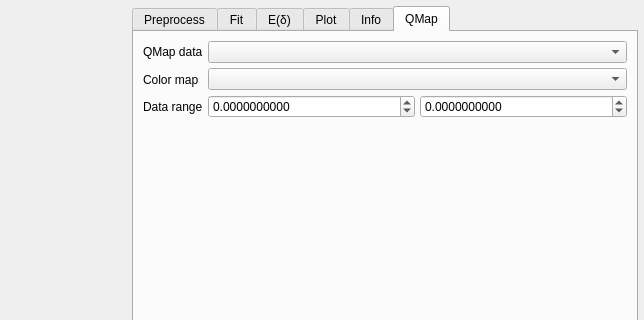
Old version of the form pyjibe/fd/base_design.ui in the repository AFM-analysis/PyJibe; both pictures show x 380 to 1024 and y 0 to 320 of the 1024 by 768 pixel window.
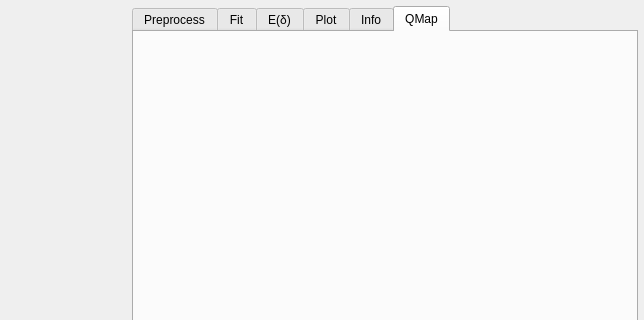
New version of the form. The open tabs and pages were chosen to show the change. Custom widgets are drawn as their Qt base class.

Commit message: ref: move qmap to separate class and cleanup head a little

Patch:
```diff
--- a/pyjibe/fd/base_design.ui
+++ b/pyjibe/fd/base_design.ui
@@ -1099,144 +1099,7 @@
          <attribute name="toolTip">
           <string>quantitative imaging</string>
          </attribute>
-         <layout class="QVBoxLayout" name="verticalLayout_10">
-          <item>
-           <layout class="QHBoxLayout" name="horizontalLayout_12">
-            <property name="spacing">
-             <number>5</number>
-            </property>
-            <property name="bottomMargin">
-             <number>0</number>
-            </property>
-            <item>
-             <layout class="QVBoxLayout" name="verticalLayout_14">
-              <item>
-               <widget class="QLabel" name="label_15">
-                <property name="sizePolicy">
-                 <sizepolicy hsizetype="Minimum" vsizetype="Minimum">
-                  <horstretch>0</horstretch>
-                  <verstretch>0</verstretch>
-                 </sizepolicy>
-                </property>
-                <property name="text">
-                 <string>QMap data</string>
-                </property>
-               </widget>
-              </item>
-              <item>
-               <widget class="QLabel" name="label_18">
-                <property name="text">
-                 <string>Color map</string>
-                </property>
-               </widget>
-              </item>
-              <item>
-               <widget class="QLabel" name="label_17">
-                <property name="text">
-                 <string>Data range</string>
-                </property>
-               </widget>
-              </item>
-             </layout>
-            </item>
-            <item>
-             <layout class="QVBoxLayout" name="verticalLayout_15">
-              <property name="leftMargin">
-               <number>0</number>
-              </property>
-              <item>
-               <widget class="QComboBox" name="qmap_data_cb">
-                <property name="sizePolicy">
-                 <sizepolicy hsizetype="Expanding" vsizetype="Fixed">
-                  <horstretch>0</horstretch>
-                  <verstretch>0</verstretch>
-                 </sizepolicy>
-                </property>
-               </widget>
-              </item>
-              <item>
-               <widget class="QComboBox" name="qmpa_cmap_cb"/>
-              </item>
-              <item>
-               <layout class="QHBoxLayout" name="horizontalLayout_14">
-                <item>
-                 <widget class="QDoubleSpinBox" name="qmap_sp_range1">
-                  <property name="decimals">
-                   <number>10</number>
-                  </property>
-                  <property name="minimum">
-                   <double>-1000000000.000000000000000</double>
-                  </property>
-                  <property name="maximum">
-                   <double>1000000000.000000000000000</double>
-                  </property>
-                 </widget>
-                </item>
-                <item>
-                 <widget class="QDoubleSpinBox" name="qmap_sp_range2">
-                  <property name="decimals">
-                   <number>10</number>
-                  </property>
-                  <property name="minimum">
-                   <double>-100000000.000000000000000</double>
-                  </property>
-                  <property name="maximum">
-                   <double>100000000.000000000000000</double>
-                  </property>
-                 </widget>
-                </item>
-               </layout>
-              </item>
-             </layout>
-            </item>
-           </layout>
-          </item>
-          <item>
-           <widget class="QWidget" name="widget_5" native="true">
-            <layout class="QVBoxLayout" name="verticalLayout_12">
-             <property name="spacing">
-              <number>0</number>
-             </property>
-             <property name="leftMargin">
-              <number>0</number>
-             </property>
-             <property name="topMargin">
-              <number>0</number>
-             </property>
-             <property name="rightMargin">
-              <number>0</number>
-             </property>
-             <property name="bottomMargin">
-              <number>0</number>
-             </property>
-            </layout>
-           </widget>
-          </item>
-          <item>
-           <widget class="QWidget" name="qmap_mplwidget" native="true">
-            <layout class="QVBoxLayout" name="qmap_mpllayout">
-             <property name="spacing">
-              <number>7</number>
-             </property>
-             <property name="sizeConstraint">
-              <enum>QLayout::SetDefaultConstraint</enum>
-             </property>
-             <property name="leftMargin">
-              <number>0</number>
-             </property>
-             <property name="topMargin">
-              <number>0</number>
-             </property>
-             <property name="rightMargin">
-              <number>0</number>
-             </property>
-             <property name="bottomMargin">
-              <number>0</number>
-             </property>
-            </layout>
-           </widget>
-          </item>
-         </layout>
+         <layout class="QVBoxLayout" name="verticalLayout_10"/>
         </widget>
        </widget>
       </item>
@@ -1451,6 +1314,12 @@
    <header>pyjibe.fd.tab_preprocess</header>
    <container>1</container>
   </customwidget>
+  <customwidget>
+   <class>TabQMap</class>
+   <extends>QWidget</extends>
+   <header>pyjibe.fd.tab_qmap</header>
+   <container>1</container>
+  </customwidget>
  </customwidgets>
  <resources/>
  <connections>
```
Left out of the diff: 2 changed lines with no effect on the pictures. The commit also changes 3 other files.
